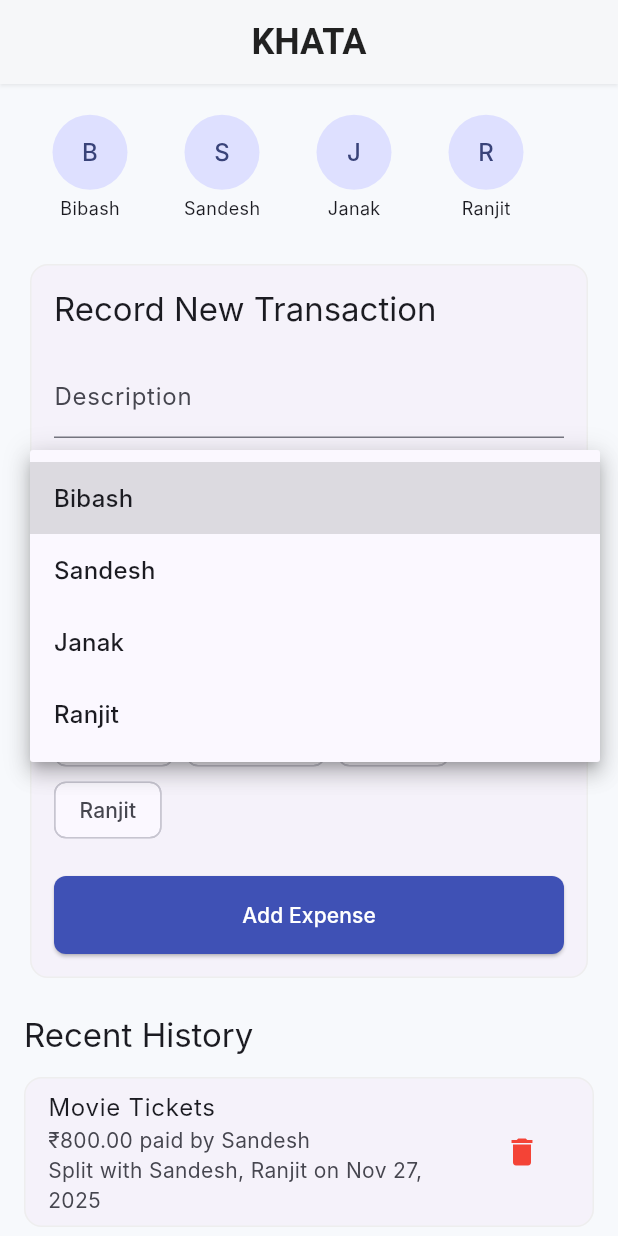
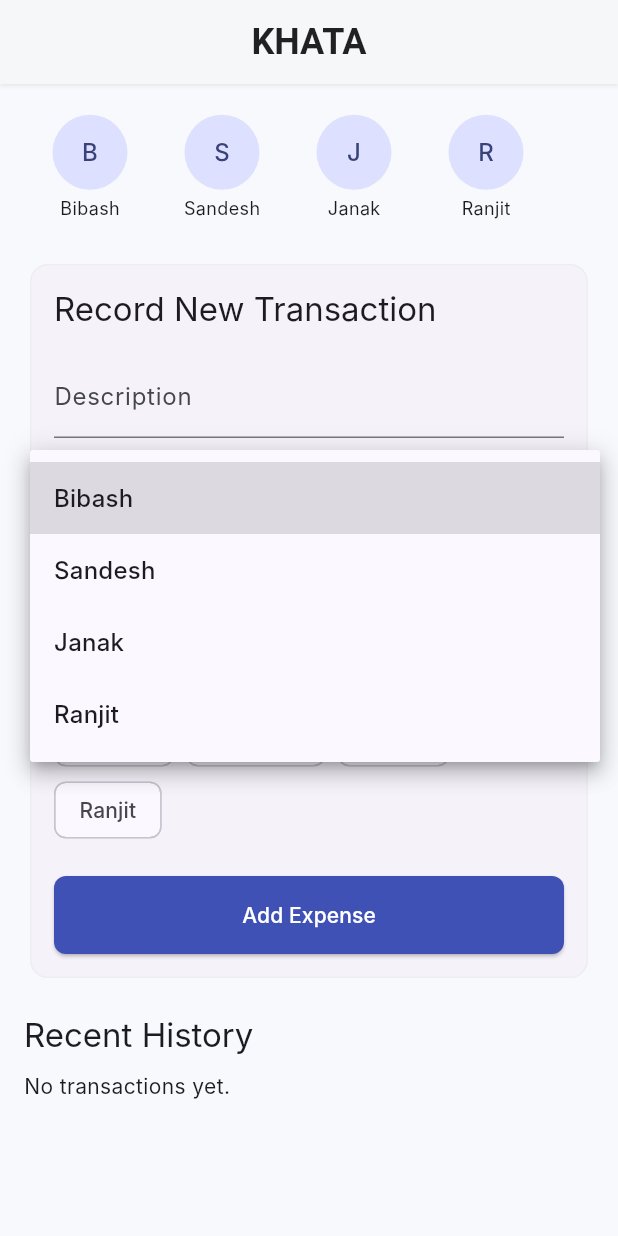
Before and after one commit to could-ai/019ac474-34c1-747e-b003-ddd55e2f9ffc, a Flutter app: the screen it shows after launch, after a tap on "Paid By", on a phone screen of 412 x 824 dp. Run offline on Flutter 3.47's test engine with Material 3 defaults, Android fonts, the phone set to English and light mode, and no system bars; our stand-ins replace cloud_firestore, firebase_core; accounts and stored records are empty; Roboto replaces fonts that are missing (Inter).

Commit message:
Added firebase_core and cloud_firestore dependencies to enable Firebase integration.; Updated Transaction model to include fromFirestore factory and toMap method for Firestore serialization. Added cloud_firestore import.; Refactored TransactionProvider to use FirebaseFirestore. Removed local dummy data and added real-time listener for the 'transactions' collection. Updated addTransaction and deleteTransaction to perform Firestore operations.; Updated main.dart to initialize Firebase with the provided configuration options. Added WidgetsFlutterBinding.ensureInitialized() before Firebase initialization.

```diff
--- a/usr/lib/main.dart
+++ b/usr/lib/main.dart
@@ -1,11 +1,25 @@
 import 'package:flutter/material.dart';
 import 'package:provider/provider.dart';
+import 'package:firebase_core/firebase_core.dart';
 
 import 'package:couldai_user_app/providers/transaction_provider.dart';
 import 'package:couldai_user_app/screens/home_screen.dart';
 import 'package:couldai_user_app/screens/profile_screen.dart';
 
-void main() {
+void main() async {
+  WidgetsFlutterBinding.ensureInitialized();
+
+  await Firebase.initializeApp(
+    options: const FirebaseOptions(
+      apiKey: "AIzaSyBBOgprUj391m-LjHDbtlCZz24eu-xtlpY",
+      authDomain: "khata-data-18c36.firebaseapp.com",
+      projectId: "khata-data-18c36",
+      storageBucket: "khata-data-18c36.firebasestorage.app",
+      messagingSenderId: "178093558450",
+      appId: "1:178093558450:web:38a9c0aabb022c1a1297ab",
+    ),
+  );
+
   runApp(const MyApp());
 }
 
--- a/usr/lib/providers/transaction_provider.dart
+++ b/usr/lib/providers/transaction_provider.dart
@@ -1,48 +1,61 @@
 import 'package:flutter/material.dart';
-import 'package:couldai_user_app/models/transaction_model.dart';
-import 'dart:math';
+import 'package:cloud_firestore/cloud_firestore.dart';
+import 'package:couldai_user_app/models/transaction_model.dart' as model;
 
 class TransactionProvider with ChangeNotifier {
   final List<String> _members = ['Bibash', 'Sandesh', 'Janak', 'Ranjit'];
-  List<Transaction> _transactions = [];
+  List<model.Transaction> _transactions = [];
   Map<String, Map<String, double>> _balances = {};
 
   List<String> get members => _members;
-  List<Transaction> get transactions => [..._transactions];
+  List<model.Transaction> get transactions => [..._transactions];
   Map<String, Map<String, double>> get balances => _balances;
 
   TransactionProvider() {
-    _addInitialData();
-    _calculateBalances();
+    _initFirestoreListener();
   }
 
-  void _addInitialData() {
-    _transactions = [
-      Transaction(id: 't1', description: 'Lunch at Restaurant', paidBy: 'Bibash', amount: 1200, splitMembers: ['Bibash', 'Sandesh', 'Janak', 'Ranjit'], timestamp: DateTime.now().subtract(const Duration(days: 1))),
-      Transaction(id: 't2', description: 'Movie Tickets', paidBy: 'Sandesh', amount: 800, splitMembers: ['Sandesh', 'Ranjit'], timestamp: DateTime.now().subtract(const Duration(hours: 5))),
-      Transaction(id: 't3', description: 'Groceries', paidBy: 'Janak', amount: 1500, splitMembers: ['Janak', 'Bibash'], timestamp: DateTime.now().subtract(const Duration(days: 2))),
-    ];
-    _transactions.sort((a, b) => b.timestamp.compareTo(a.timestamp));
+  void _initFirestoreListener() {
+    FirebaseFirestore.instance
+        .collection('transactions')
+        .orderBy('timestamp', descending: true)
+        .snapshots()
+        .listen((snapshot) {
+      _transactions = snapshot.docs.map((doc) {
+        return model.Transaction.fromFirestore(doc);
+      }).toList();
+
+      _calculateBalances();
+      notifyListeners();
+    }, onError: (error) {
+      debugPrint("Error listening to transactions: $error");
+    });
   }
 
-  void addTransaction(String description, String paidBy, double amount, List<String> splitMembers) {
-    final newTransaction = Transaction(
-      id: 't${Random().nextInt(1000)}',
-      description: description,
-      paidBy: paidBy,
-      amount: amount,
-      splitMembers: splitMembers,
-      timestamp: DateTime.now(),
-    );
-    _transactions.insert(0, newTransaction);
-    _calculateBalances();
-    notifyListeners();
+  Future<void> addTransaction(String description, String paidBy, double amount, List<String> splitMembers) async {
+    try {
+      await FirebaseFirestore.instance.collection('transactions').add({
+        'description': description,
+        'paidBy': paidBy,
+        'amount': amount,
+        'splitMembers': splitMembers,
+        'timestamp': FieldValue.serverTimestamp(),
+      });
+      // No need to manually update _transactions or notifyListeners,
+      // the snapshot listener will handle it automatically.
+    } catch (e) {
+      debugPrint("Error adding transaction: $e");
+      rethrow;
+    }
   }
 
-  void deleteTransaction(String id) {
-    _transactions.removeWhere((tx) => tx.id == id);
-    _calculateBalances();
-    notifyListeners();
+  Future<void> deleteTransaction(String id) async {
+    try {
+      await FirebaseFirestore.instance.collection('transactions').doc(id).delete();
+    } catch (e) {
+      debugPrint("Error deleting transaction: $e");
+      rethrow;
+    }
   }
 
   void _calculateBalances() {
--- a/usr/pubspec.yaml
+++ b/usr/pubspec.yaml
@@ -12,6 +12,8 @@ dependencies:
   cupertino_icons: ^1.0.8
   provider: ^6.0.5
   intl: ^0.19.0
+  firebase_core: ^3.1.0
+  cloud_firestore: ^5.0.1
 
 dev_dependencies:
   flutter_test:
```
Also changed, not shown: usr/lib/models/transaction_model.dart (+25 -1 lines).
